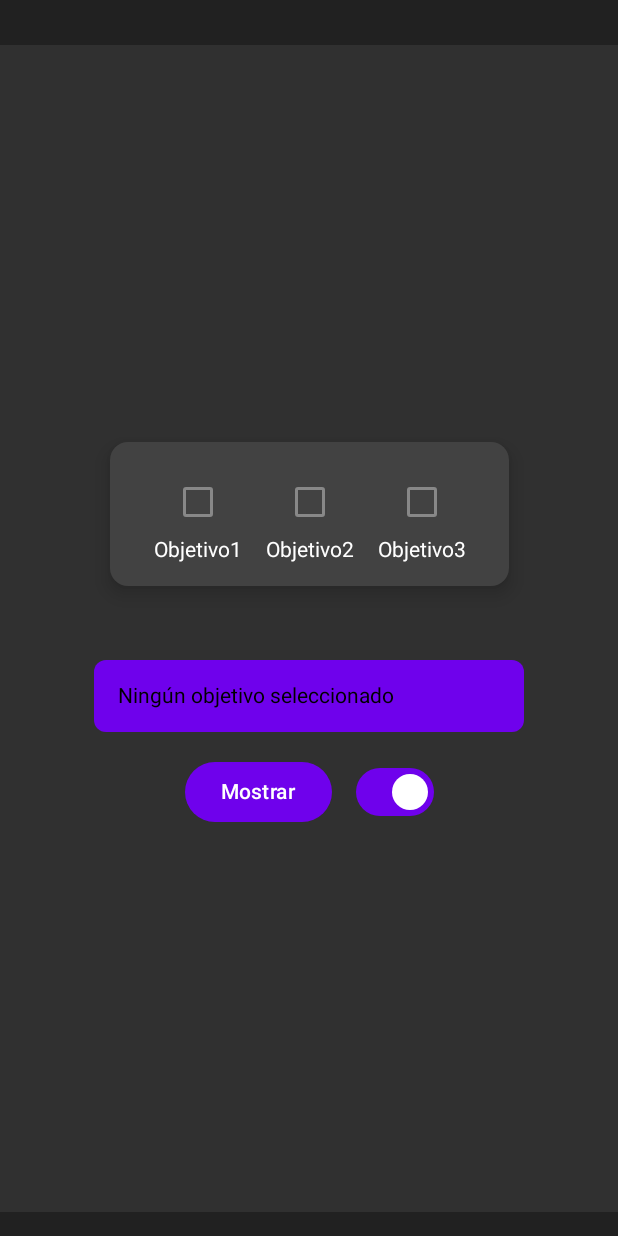
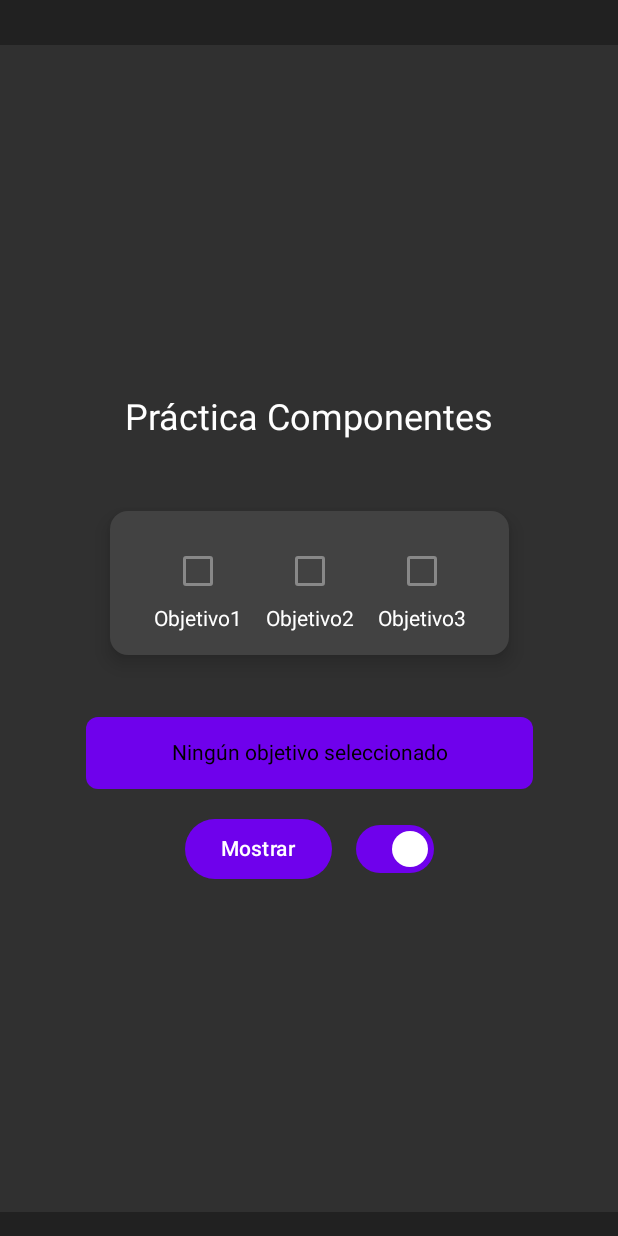
Before and after one commit to sbcesar/ComponentesBasicos, an Android app built with Jetpack Compose: the screen it shows after launch (MainActivity), after a tap on "Mostrar", on a phone screen of 412 x 824 dp. Run offline under Robolectric (Android 15) with nearby library versions, the phone set to English and light mode, and no system bars.

Commit message:
Segunda version (terminado)

```diff
--- a/app/src/main/java/com/example/componentesbasicos/MainActivity.kt
+++ b/app/src/main/java/com/example/componentesbasicos/MainActivity.kt
@@ -9,7 +9,7 @@ import androidx.compose.foundation.background
 import androidx.compose.foundation.layout.*
 import androidx.compose.foundation.shape.RoundedCornerShape
 import androidx.compose.material3.Button
-import androidx.compose.material3.ButtonColors
+import androidx.compose.material3.ButtonDefaults
 import androidx.compose.material3.Card
 import androidx.compose.material3.CardDefaults
 import androidx.compose.material3.Checkbox
@@ -24,6 +24,7 @@ import androidx.compose.ui.graphics.Color
 import androidx.compose.ui.res.colorResource
 import androidx.compose.ui.tooling.preview.Preview
 import androidx.compose.ui.unit.dp
+import androidx.compose.ui.unit.sp
 
 class MainActivity : ComponentActivity() {
     override fun onCreate(savedInstanceState: Bundle?) {
@@ -43,15 +44,19 @@ fun Preview() {
 
 @Composable
 fun MainContent() {
+    var isButtonEnabled by remember { mutableStateOf(true) }
+    var isShowButtonPressed by remember { mutableStateOf(false) }
+    var selectedObjective by remember { mutableStateOf("") }
+
     var isChecked1 by remember { mutableStateOf(false) }
     var isChecked2 by remember { mutableStateOf(false) }
     var isChecked3 by remember { mutableStateOf(false) }
 
-    var isTextBoxEnabled by remember { mutableStateOf(true) }
-
-    var stateObjetive1 = mutableMapOf(1 to isChecked1)
-    var stateObjetive2 = mutableMapOf(2 to isChecked2)
-    var stateObjetive3 = mutableMapOf(3 to isChecked3)
+    val stateObjectives = mapOf(
+        1 to isChecked1,
+        2 to isChecked2,
+        3 to isChecked3
+    )
 
     Box(
         modifier = Modifier
@@ -66,6 +71,19 @@ fun MainContent() {
             horizontalAlignment = Alignment.CenterHorizontally,
             verticalArrangement = Arrangement.Center
         ) {
+
+            Text(
+                text = "Práctica Componentes",
+                color = Color.White,
+                modifier = Modifier
+                    .padding(vertical = 16.dp),
+                style = androidx.compose.ui.text.TextStyle(
+                    fontSize = 24.sp,
+                    color = Color.White
+                )
+            )
+
+            Spacer(modifier = Modifier.height(16.dp))
 
             Card(
                 modifier = Modifier
@@ -86,13 +104,11 @@ fun MainContent() {
                         onCheckedChange = { isChecked1 = it },
                         label = "Objetivo1"
                     )
-
                     CheckBox(
                         checked = isChecked2,
                         onCheckedChange = { isChecked2 = it },
                         label = "Objetivo2"
                     )
-
                     CheckBox(
                         checked = isChecked3,
                         onCheckedChange = { isChecked3 = it },
@@ -103,17 +119,80 @@ fun MainContent() {
 
             Spacer(modifier = Modifier.height(25.dp))
 
-            TextBoxWithSwitch(
-                stateObjetive1 = stateObjetive1,
-                stateObjetive2 = stateObjetive2,
-                stateObjetive3 = stateObjetive3,
-                isTextBoxEnabled = isTextBoxEnabled,
-                onToggle = { isTextBoxEnabled = it }
+            TextBox(text = selectedObjective)
+
+            Spacer(modifier = Modifier.height(16.dp))
+
+            ButtonAndSwitch(
+                isButtonEnabled = isButtonEnabled,
+                onSwitchToggle = { enabled ->
+                    isButtonEnabled = enabled
+                    if (!enabled) {
+                         selectedObjective = ""
+                         isShowButtonPressed = false
+                    } },
+                onButtonClick = {
+                    if (isButtonEnabled) {
+                        isShowButtonPressed = true
+                        selectedObjective = getLowestObjective(stateObjectives)
+                    }
+                }
             )
         }
     }
 }
 
+@Composable
+fun TextBox(text: String) {
+    Box(
+        modifier = Modifier
+            .clip(RoundedCornerShape(8.dp))
+            .background(colorResource(R.color.checkbox_purple))
+            .padding(16.dp)
+            .fillMaxWidth(0.7f),
+        contentAlignment = Alignment.Center
+    ) {
+        Text(
+            text = text,
+            color = Color.Black
+        )
+    }
+}
+
+@Composable
+fun ButtonAndSwitch(
+    isButtonEnabled: Boolean,
+    onSwitchToggle: (Boolean) -> Unit,
+    onButtonClick: () -> Unit
+) {
+    Row(
+        verticalAlignment = Alignment.CenterVertically,
+        horizontalArrangement = Arrangement.Center
+    ) {
+        Button(
+            onClick = onButtonClick,
+            enabled = isButtonEnabled,
+            modifier = Modifier.padding(end = 16.dp),
+            colors = ButtonDefaults.buttonColors(
+                containerColor = if (isButtonEnabled) colorResource(R.color.checkbox_purple) else Color.DarkGray,
+                contentColor = Color.White
+            )
+        ) {
+            Text(text = "Mostrar")
+        }
+
+        Switch(
+            checked = isButtonEnabled,
+            onCheckedChange = onSwitchToggle,
+            colors = SwitchDefaults.colors(
+                checkedThumbColor = Color.White,
+                uncheckedThumbColor = Color.White,
+                checkedTrackColor = colorResource(R.color.checkbox_purple),
+                uncheckedTrackColor = Color.DarkGray
+            )
+        )
+    }
+}
 
 @Composable
 fun CheckBox(
@@ -121,7 +200,6 @@ fun CheckBox(
     onCheckedChange: (Boolean) -> Unit,
     label: String,
 ) {
-
     Column(
         horizontalAlignment = Alignment.CenterHorizontally,
         modifier = Modifier.padding(8.dp)
@@ -137,9 +215,7 @@ fun CheckBox(
                 disabledUncheckedColor = Color.DarkGray
             )
         )
-
         Spacer(modifier = Modifier.width(8.dp))
-
         Text(
             text = label,
             color = Color.White
@@ -147,102 +223,22 @@ fun CheckBox(
     }
 }
 
-@Composable
-fun TextBoxWithSwitch(
-    stateObjetive1: MutableMap<Int, Boolean>,
-    stateObjetive2: MutableMap<Int, Boolean>,
-    stateObjetive3: MutableMap<Int, Boolean>,
-    isTextBoxEnabled: Boolean,
-    onToggle: (Boolean) -> Unit
-) {
-    var textContent by remember { mutableStateOf("") }
+fun getLowestObjective(stateObjectives: Map<Int, Boolean>): String {
 
-    Column(
-        modifier = Modifier
-            .padding(8.dp)
-            .fillMaxWidth(),
-        horizontalAlignment = Alignment.CenterHorizontally
-    ) {
-        Row(
-            modifier = Modifier
-                .clip(RoundedCornerShape(8.dp))
-                .background(if (isTextBoxEnabled) colorResource(R.color.checkbox_purple) else Color.DarkGray)
-                .padding(16.dp)
-                .fillMaxWidth(0.7f),
-            verticalAlignment = Alignment.CenterVertically
-        ) {
-            Text(
-                text = if (isTextBoxEnabled) {
-                    val lowestMap = findLowest(stateObjetive1, stateObjetive2, stateObjetive3)
-                    when (lowestMap) {
-                        stateObjetive1 -> "Objetivo 1"
-                        stateObjetive2 -> "Objetivo 2"
-                        stateObjetive3 -> "Objetivo 3"
-                        else -> "Ningún objetivo seleccionado"
-                    }
-                } else {
-                    ""
-                },
-                color = if (isTextBoxEnabled) Color.Black else Color.Gray
-            )
-        }
+    var lowestObjetive: Int? = null
 
-        Spacer(modifier = Modifier.height(16.dp))
-
-        Row(
-            verticalAlignment = Alignment.CenterVertically,
-            horizontalArrangement = Arrangement.Center
-        ) {
-            Button(
-                onClick = { /* Acción al presionar "Mostrar" */ },
-                modifier = Modifier.padding(end = 16.dp),
-                colors = ButtonColors(
-                    containerColor = colorResource(R.color.checkbox_purple),
-                    disabledContainerColor = Color.DarkGray,
-                    contentColor = Color.White,
-                    disabledContentColor = Color.White
-                )
-            ) {
-                Text(text = "Mostrar")
-            }
-
-            Switch(
-                checked = isTextBoxEnabled,
-                onCheckedChange = onToggle,
-                colors = SwitchDefaults.colors(
-                    checkedThumbColor = Color.White,
-                    uncheckedThumbColor = Color.White,
-                    checkedTrackColor = colorResource(R.color.checkbox_purple),
-                    uncheckedTrackColor = Color.DarkGray
-                )
-            )
-        }
-    }
-}
-
-
-
-@Composable
-fun findLowest(
-    stateObjetive1: MutableMap<Int, Boolean>,
-    stateObjetive2: MutableMap<Int, Boolean>,
-    stateObjetive3: MutableMap<Int, Boolean>
-): MutableMap<Int,Boolean> {
-    val allMaps = listOf(stateObjetive1, stateObjetive2, stateObjetive3)
-
-    var lowerMap: MutableMap<Int, Boolean>? = null
-    var lowerKey: Int? = null
-
-    for (map in allMaps) {
-        for ((key, value) in map) {
-            if (value) {
-                if (lowerKey == null || key < lowerKey) {
-                    lowerKey = key
-                    lowerMap = map
-                }
+    for ((key, value) in stateObjectives) {
+        if (value) {
+            if (lowestObjetive == null || key < lowestObjetive) {
+                lowestObjetive = key
             }
         }
     }
 
-    return lowerMap ?: mutableMapOf()
+    return if (lowestObjetive != null) {
+        "Objetivo $lowestObjetive"
+    } else {
+        "Ningún objetivo seleccionado"
+    }
+
 }
```
